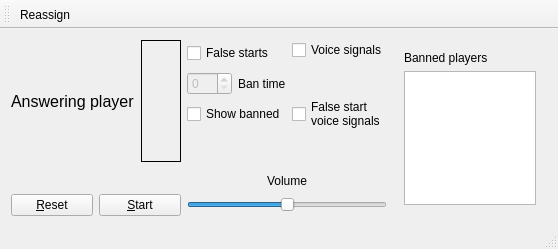
Above: mainwindow.ui from timur-enikeev/own_gamepad before the change. Below: the same form after it.
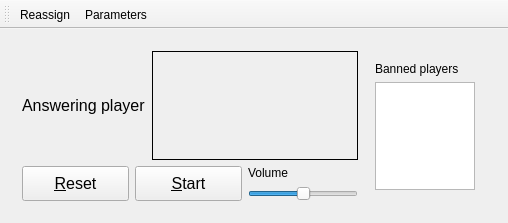
That is the form after the change.

The edit to the form file:
```diff
--- a/mainwindow.ui
+++ b/mainwindow.ui
@@ -9,8 +9,8 @@
    <rect>
     <x>0</x>
     <y>0</y>
-    <width>558</width>
-    <height>249</height>
+    <width>508</width>
+    <height>223</height>
    </rect>
   </property>
   <property name="minimumSize">
@@ -26,27 +26,31 @@
    <locale language="English" country="UnitedStates"/>
   </property>
   <widget class="QWidget" name="centralWidget">
-   <layout class="QGridLayout" name="gridLayout_5" rowstretch="1,0,0,0,0">
-    <item row="3" column="1">
-     <widget class="QSlider" name="volumeSlider">
-      <property name="maximum">
-       <number>100</number>
+   <layout class="QGridLayout" name="gridLayout_5">
+    <item row="0" column="0">
+     <widget class="QStackedWidget" name="stackedWidget">
+      <property name="currentIndex">
+       <number>0</number>
       </property>
-      <property name="value">
-       <number>50</number>
-      </property>
-      <property name="tracking">
-       <bool>true</bool>
-      </property>
-      <property name="orientation">
-       <enum>Qt::Horizontal</enum>
-      </property>
-     </widget>
-    </item>
-    <item row="3" column="0">
+      <widget class="QWidget" name="page_1">
+       <layout class="QGridLayout" name="gridLayout">
+        <item row="1" column="0">
+         <layout class="QHBoxLayout" name="horizontalLayout_2" stretch="2,1">
+          <item>
      <layout class="QHBoxLayout" name="buttonsLayout">
       <item>
        <widget class="QPushButton" name="resetButton">
+              <property name="sizePolicy">
+               <sizepolicy hsizetype="MinimumExpanding" vsizetype="Minimum">
+                <horstretch>0</horstretch>
+                <verstretch>0</verstretch>
+               </sizepolicy>
+              </property>
+              <property name="font">
+               <font>
+                <pointsize>12</pointsize>
+               </font>
+              </property>
         <property name="locale">
          <locale language="English" country="UnitedStates"/>
         </property>
@@ -57,6 +61,17 @@
       </item>
       <item>
        <widget class="QPushButton" name="startButton">
+              <property name="sizePolicy">
+               <sizepolicy hsizetype="MinimumExpanding" vsizetype="Minimum">
+                <horstretch>0</horstretch>
+                <verstretch>0</verstretch>
+               </sizepolicy>
+              </property>
+              <property name="font">
+               <font>
+                <pointsize>12</pointsize>
+               </font>
+              </property>
         <property name="text">
          <string>&amp;Start</string>
         </property>
@@ -64,7 +79,139 @@
       </item>
      </layout>
     </item>
-    <item row="0" column="1">
+          <item>
+           <layout class="QVBoxLayout" name="verticalLayout_3">
+            <item>
+             <widget class="QLabel" name="label_2">
+              <property name="text">
+               <string>Volume</string>
+              </property>
+             </widget>
+            </item>
+            <item>
+             <widget class="QSlider" name="volumeSlider">
+              <property name="maximum">
+               <number>100</number>
+              </property>
+              <property name="value">
+               <number>50</number>
+              </property>
+              <property name="tracking">
+               <bool>false</bool>
+              </property>
+              <property name="orientation">
+               <enum>Qt::Horizontal</enum>
+              </property>
+             </widget>
+            </item>
+           </layout>
+          </item>
+         </layout>
+        </item>
+        <item row="0" column="0">
+         <layout class="QHBoxLayout" name="horizontalLayout" stretch="1,1">
+          <item>
+           <widget class="QLabel" name="label">
+            <property name="sizePolicy">
+             <sizepolicy hsizetype="Fixed" vsizetype="MinimumExpanding">
+              <horstretch>0</horstretch>
+              <verstretch>0</verstretch>
+             </sizepolicy>
+            </property>
+            <property name="font">
+             <font>
+              <pointsize>12</pointsize>
+             </font>
+            </property>
+            <property name="text">
+             <string>Answering player</string>
+            </property>
+           </widget>
+          </item>
+          <item>
+           <widget class="QLabel" name="answeringPlayer">
+            <property name="sizePolicy">
+             <sizepolicy hsizetype="Preferred" vsizetype="Preferred">
+              <horstretch>0</horstretch>
+              <verstretch>0</verstretch>
+             </sizepolicy>
+            </property>
+            <property name="minimumSize">
+             <size>
+              <width>40</width>
+              <height>0</height>
+             </size>
+            </property>
+            <property name="font">
+             <font>
+              <pointsize>20</pointsize>
+             </font>
+            </property>
+            <property name="frameShape">
+             <enum>QFrame::Box</enum>
+            </property>
+            <property name="text">
+             <string/>
+            </property>
+            <property name="margin">
+             <number>0</number>
+            </property>
+           </widget>
+          </item>
+         </layout>
+        </item>
+        <item row="0" column="1" rowspan="2">
+         <widget class="QWidget" name="bannedWidget" native="true">
+          <property name="minimumSize">
+           <size>
+            <width>0</width>
+            <height>0</height>
+           </size>
+          </property>
+          <layout class="QVBoxLayout" name="verticalLayout">
+           <item>
+            <widget class="QLabel" name="label_4">
+             <property name="sizePolicy">
+              <sizepolicy hsizetype="Maximum" vsizetype="Maximum">
+               <horstretch>0</horstretch>
+               <verstretch>0</verstretch>
+              </sizepolicy>
+             </property>
+             <property name="text">
+              <string>Banned players</string>
+             </property>
+             <property name="wordWrap">
+              <bool>true</bool>
+             </property>
+            </widget>
+           </item>
+           <item>
+            <widget class="QListWidget" name="bannedPlayers">
+             <property name="sizePolicy">
+              <sizepolicy hsizetype="Maximum" vsizetype="Maximum">
+               <horstretch>0</horstretch>
+               <verstretch>0</verstretch>
+              </sizepolicy>
+             </property>
+             <property name="maximumSize">
+              <size>
+               <width>100</width>
+               <height>16777215</height>
+              </size>
+             </property>
+             <property name="sortingEnabled">
+              <bool>true</bool>
+             </property>
+            </widget>
+           </item>
+          </layout>
+         </widget>
+        </item>
+       </layout>
+      </widget>
+      <widget class="QWidget" name="page_6">
+       <layout class="QGridLayout" name="gridLayout_2">
+        <item row="0" column="0">
      <layout class="QGridLayout" name="gridLayout_4">
       <item row="0" column="1">
        <widget class="QCheckBox" name="voiceSignals">
@@ -124,103 +271,9 @@
       </item>
      </layout>
     </item>
-    <item row="0" column="0">
-     <layout class="QHBoxLayout" name="horizontalLayout" stretch="1,1">
-      <item>
-       <widget class="QLabel" name="label">
-        <property name="font">
-         <font>
-          <pointsize>12</pointsize>
-         </font>
-        </property>
-        <property name="text">
-         <string>Answering player</string>
-        </property>
-       </widget>
-      </item>
-      <item>
-       <widget class="QLabel" name="answeringPlayer">
-        <property name="sizePolicy">
-         <sizepolicy hsizetype="Preferred" vsizetype="Preferred">
-          <horstretch>0</horstretch>
-          <verstretch>0</verstretch>
-         </sizepolicy>
-        </property>
-        <property name="minimumSize">
-         <size>
-          <width>40</width>
-          <height>0</height>
-         </size>
-        </property>
-        <property name="font">
-         <font>
-          <pointsize>20</pointsize>
-         </font>
-        </property>
-        <property name="frameShape">
-         <enum>QFrame::Box</enum>
-        </property>
-        <property name="text">
-         <string/>
-        </property>
-        <property name="margin">
-         <number>0</number>
-        </property>
-       </widget>
-      </item>
-     </layout>
-    </item>
-    <item row="0" column="2" rowspan="4">
-     <widget class="QWidget" name="bannedWidget" native="true">
-      <property name="minimumSize">
-       <size>
-        <width>0</width>
-        <height>0</height>
-       </size>
-      </property>
-      <layout class="QVBoxLayout" name="verticalLayout">
-       <item>
-        <widget class="QLabel" name="label_4">
-         <property name="text">
-          <string>Banned players</string>
-         </property>
-         <property name="wordWrap">
-          <bool>true</bool>
-         </property>
-        </widget>
-       </item>
-       <item>
-        <widget class="QListWidget" name="bannedPlayers">
-         <property name="sortingEnabled">
-          <bool>true</bool>
-         </property>
-        </widget>
-       </item>
-      </layout>
-     </widget>
-    </item>
-    <item row="2" column="1">
-     <widget class="QLabel" name="label_2">
-      <property name="text">
-       <string>Volume</string>
-      </property>
-      <property name="alignment">
-       <set>Qt::AlignCenter</set>
-      </property>
-     </widget>
-    </item>
-    <item row="4" column="1">
-     <spacer name="horizontalSpacer">
-      <property name="orientation">
-       <enum>Qt::Horizontal</enum>
-      </property>
-      <property name="sizeHint" stdset="0">
-       <size>
-        <width>40</width>
-        <height>0</height>
-       </size>
-      </property>
-     </spacer>
+       </layout>
+      </widget>
+     </widget>
     </item>
    </layout>
   </widget>
@@ -242,8 +295,8 @@
     <bool>false</bool>
    </attribute>
    <addaction name="actionReassign"/>
+   <addaction name="actionParameters"/>
   </widget>
-  <widget class="QStatusBar" name="statusBar"/>
   <action name="actionReassign">
    <property name="text">
     <string>Reassign</string>
@@ -255,6 +308,17 @@
     <string>Ctrl+R</string>
    </property>
   </action>
+  <action name="actionParameters">
+   <property name="checkable">
+    <bool>true</bool>
+   </property>
+   <property name="text">
+    <string>Parameters</string>
+   </property>
+   <property name="shortcut">
+    <string>Ctrl+P</string>
+   </property>
+  </action>
  </widget>
  <layoutdefault spacing="6" margin="11"/>
  <resources/>
```
Left out of the diff: 2 changed lines with no effect on the pictures. Lines whose indentation alone changed are shown as unchanged.
